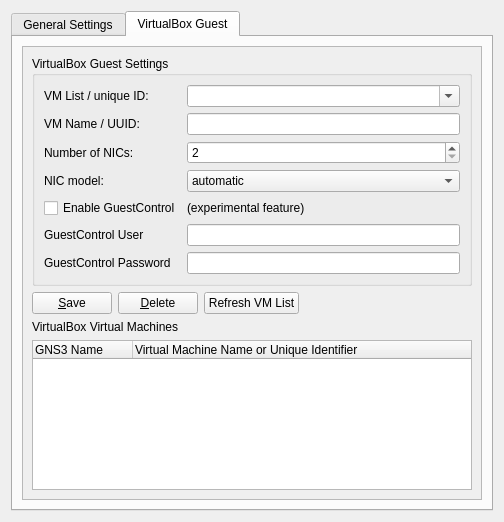
Above: src/GNS3/Ui/ConfigurationPages/Form_PreferencesVirtualBox.ui from GNS3/gns3-legacy before the change. Below: the same form after it.
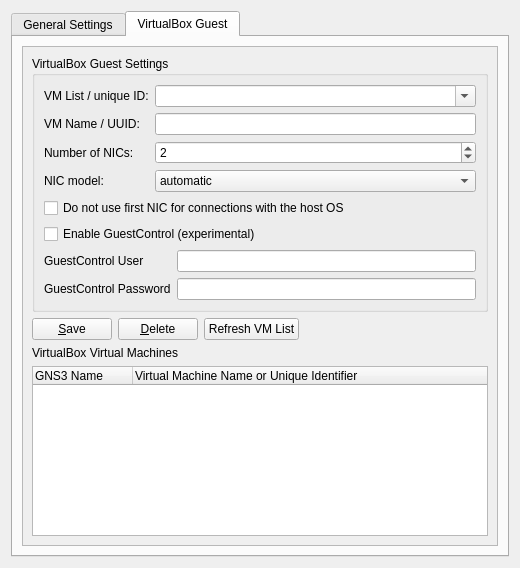
That is the form after the change. The open tabs and pages were chosen to show the change.

Diff of the .ui file:
```diff
--- a/src/GNS3/Ui/ConfigurationPages/Form_PreferencesVirtualBox.ui
+++ b/src/GNS3/Ui/ConfigurationPages/Form_PreferencesVirtualBox.ui
@@ -6,8 +6,8 @@
    <rect>
     <x>0</x>
     <y>0</y>
-    <width>504</width>
-    <height>522</height>
+    <width>520</width>
+    <height>568</height>
    </rect>
   </property>
   <property name="windowTitle">
@@ -297,8 +297,8 @@
            <rect>
             <x>0</x>
             <y>0</y>
-            <width>432</width>
-            <height>441</height>
+            <width>448</width>
+            <height>487</height>
            </rect>
           </property>
           <layout class="QVBoxLayout" name="verticalLayout">
@@ -315,6 +315,13 @@
                 </property>
                </widget>
               </item>
+              <item row="0" column="1" colspan="2">
+               <widget class="QComboBox" name="comboBoxNameVBoxImage">
+                <property name="editable">
+                 <bool>true</bool>
+                </property>
+               </widget>
+              </item>
               <item row="1" column="0">
                <widget class="QLabel" name="label">
                 <property name="enabled">
@@ -325,6 +332,35 @@
                 </property>
                </widget>
               </item>
+              <item row="1" column="1" colspan="2">
+               <widget class="QLineEdit" name="VBoxImage"/>
+              </item>
+              <item row="2" column="0">
+               <widget class="QLabel" name="label_37">
+                <property name="text">
+                 <string>Number of NICs:</string>
+                </property>
+               </widget>
+              </item>
+              <item row="2" column="1" colspan="2">
+               <widget class="QSpinBox" name="VBoxNICNb">
+                <property name="enabled">
+                 <bool>true</bool>
+                </property>
+                <property name="minimum">
+                 <number>1</number>
+                </property>
+                <property name="maximum">
+                 <number>8</number>
+                </property>
+                <property name="singleStep">
+                 <number>1</number>
+                </property>
+                <property name="value">
+                 <number>2</number>
+                </property>
+               </widget>
+              </item>
               <item row="3" column="0">
                <widget class="QLabel" name="label_10">
                 <property name="text">
@@ -332,7 +368,7 @@
                 </property>
                </widget>
               </item>
-              <item row="3" column="2" colspan="2">
+              <item row="3" column="1" colspan="2">
                <widget class="QComboBox" name="VBoxNIC">
                 <property name="enabled">
                  <bool>true</bool>
@@ -367,75 +403,42 @@
                 </item>
                </widget>
               </item>
-              <item row="2" column="0">
-               <widget class="QLabel" name="label_37">
+              <item row="4" column="0" colspan="3">
+               <widget class="QCheckBox" name="checkBoxVBoxFirstInterfaceManaged">
                 <property name="text">
-                 <string>Number of NICs:</string>
+                 <string>Do not use first NIC for connections with the host OS</string>
                 </property>
+                <property name="checked">
+                 <bool>false</bool>
+                </property>
                </widget>
               </item>
-              <item row="1" column="2" colspan="2">
-               <widget class="QLineEdit" name="VBoxImage"/>
+              <item row="5" column="0" colspan="3">
+               <widget class="QCheckBox" name="VBoxcheckBoxEnableGuestControl">
+                <property name="text">
+                 <string>Enable GuestControl (experimental)</string>
+                </property>
+               </widget>
               </item>
-              <item row="5" column="2" colspan="2">
-               <widget class="QLineEdit" name="VBoxGuestControl_User"/>
-              </item>
-              <item row="6" column="2" colspan="2">
-               <widget class="QLineEdit" name="VBoxGuestControl_Password"/>
-              </item>
-              <item row="5" column="0">
+              <item row="6" column="0">
                <widget class="QLabel" name="label_4">
                 <property name="text">
                  <string>GuestControl User</string>
                 </property>
                </widget>
               </item>
-              <item row="6" column="0">
+              <item row="6" column="2">
+               <widget class="QLineEdit" name="VBoxGuestControl_User"/>
+              </item>
+              <item row="7" column="0" colspan="2">
                <widget class="QLabel" name="label_7">
                 <property name="text">
                  <string>GuestControl Password</string>
                 </property>
                </widget>
               </item>
-              <item row="4" column="0">
-               <widget class="QCheckBox" name="VBoxcheckBoxEnableGuestControl">
-                <property name="text">
-                 <string>Enable GuestControl</string>
-                </property>
-               </widget>
-              </item>
-              <item row="4" column="2">
-               <widget class="QLabel" name="label_8">
-                <property name="text">
-                 <string>(experimental feature)</string>
-                </property>
-               </widget>
-              </item>
-              <item row="0" column="2" colspan="2">
-               <widget class="QComboBox" name="comboBoxNameVBoxImage">
-                <property name="editable">
-                 <bool>true</bool>
-                </property>
-               </widget>
-              </item>
-              <item row="2" column="2" colspan="2">
-               <widget class="QSpinBox" name="VBoxNICNb">
-                <property name="enabled">
-                 <bool>true</bool>
-                </property>
-                <property name="minimum">
-                 <number>2</number>
-                </property>
-                <property name="maximum">
-                 <number>8</number>
-                </property>
-                <property name="singleStep">
-                 <number>1</number>
-                </property>
-                <property name="value">
-                 <number>2</number>
-                </property>
-               </widget>
+              <item row="7" column="2">
+               <widget class="QLineEdit" name="VBoxGuestControl_Password"/>
               </item>
              </layout>
             </widget>
```
